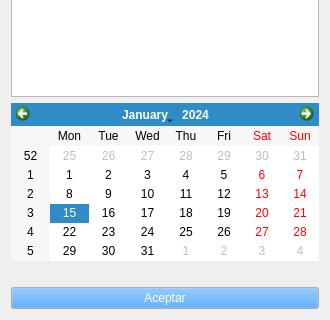
Before: the Qt Designer form ui/ingreso_egreso.ui in JPpellegrini/controlador_finanzas, drawn with Qt 5; both pictures show x 0 to 330 and y 190 to 510 of the 330 by 510 pixel window.
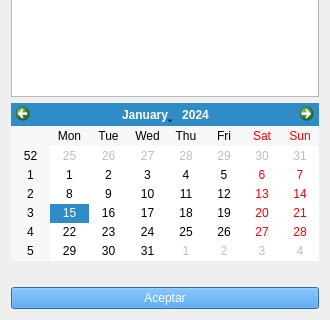
After: the same form once the commit is applied.

Commit message: Modifico ventanas para que sean QDialog

What changed in the file:
```diff
--- a/ui/ingreso_egreso.ui
+++ b/ui/ingreso_egreso.ui
@@ -1,7 +1,7 @@
 <?xml version="1.0" encoding="UTF-8"?>
 <ui version="4.0">
  <class>VentanaIngresoEgreso</class>
- <widget class="QWidget" name="VentanaIngresoEgreso">
+ <widget class="QDialog" name="VentanaIngresoEgreso">
   <property name="windowModality">
    <enum>Qt::WindowModal</enum>
   </property>
```
The commit also changes 1 other file.
